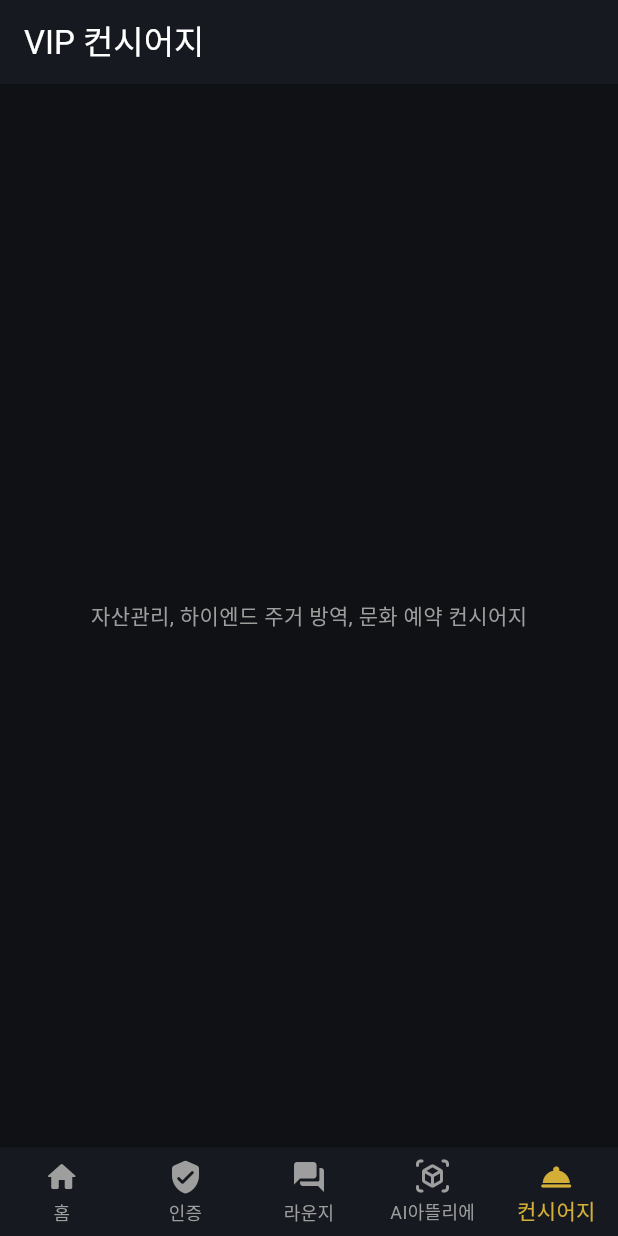
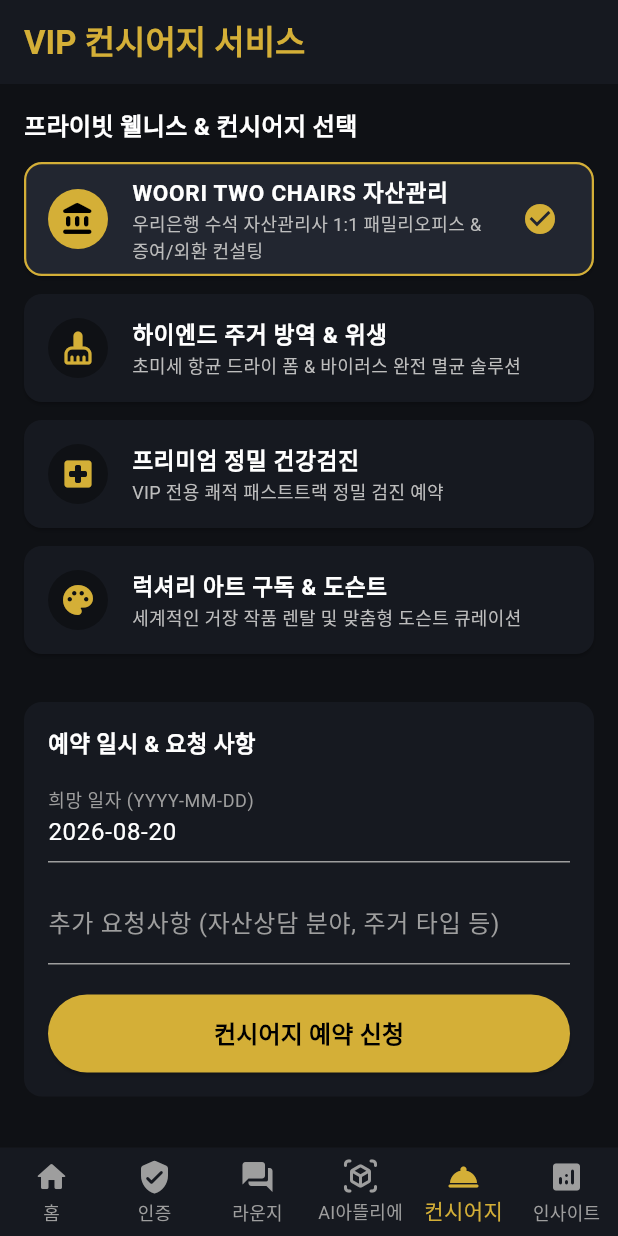
Before and after one commit to gomjunho/aratel, a Flutter app: the screen it shows after launch, item 5 of the bottom bar chosen, on a phone screen of 412 x 824 dp. Run offline on Flutter 3.47's test engine with Material 3 defaults, Android fonts, the phone set to English and light mode, and no system bars; accounts and stored records are empty; network calls fail.

Commit message:
🚀 feat: integrate Epics 2-5 screens into main navigation & add comprehensive E2E widget tests

```diff
--- a/mobile/lib/main.dart
+++ b/mobile/lib/main.dart
@@ -1,5 +1,10 @@
 import 'package:flutter/material.dart';
 import 'screens/verification_screen.dart';
+import 'screens/lounge_screen.dart';
+import 'screens/atelier_screen.dart';
+import 'screens/concierge_screen.dart';
+import 'screens/insights_screen.dart';
+import 'screens/ai_agent_dialogue_overlay.dart';
 
 void main() {
   runApp(const AratelApp());
@@ -46,7 +51,20 @@
     LoungeScreen(),
     AtelierScreen(),
     ConciergeScreen(),
+    InsightsScreen(),
   ];
+
+  void _openAiAgentOverlay() {
+    showModalBottomSheet(
+      context: context,
+      isScrollControlled: true,
+      backgroundColor: Colors.transparent,
+      builder: (ctx) => const FractionallySizedBox(
+        heightFactor: 0.75,
+        child: AiAgentDialogueOverlay(),
+      ),
+    );
+  }
 
   @override
   Widget build(BuildContext context) {
@@ -55,6 +73,15 @@
         index: _currentIndex,
         children: _screens,
       ),
+      floatingActionButton: _currentIndex == 0
+          ? FloatingActionButton.extended(
+              key: const Key('ai_agent_fab'),
+              backgroundColor: const Color(0xFFD4AF37),
+              onPressed: _openAiAgentOverlay,
+              icon: const Icon(Icons.smart_toy_outlined, color: Colors.black),
+              label: const Text('AI 에이전트', style: TextStyle(color: Colors.black, fontWeight: FontWeight.bold)),
+            )
+          : null,
       bottomNavigationBar: BottomNavigationBar(
         currentIndex: _currentIndex,
         onTap: (index) => setState(() => _currentIndex = index),
@@ -68,6 +95,7 @@
           BottomNavigationBarItem(icon: Icon(Icons.forum_rounded), label: '라운지'),
           BottomNavigationBarItem(icon: Icon(Icons.view_in_ar_rounded), label: 'AI아뜰리에'),
           BottomNavigationBarItem(icon: Icon(Icons.room_service_rounded), label: '컨시어지'),
+          BottomNavigationBarItem(icon: Icon(Icons.analytics_rounded), label: '인사이트'),
         ],
       ),
     );
@@ -93,7 +121,6 @@
         child: Column(
           crossAxisAlignment: CrossAxisAlignment.start,
           children: [
-              // Banner / Card
             Container(
               padding: const EdgeInsets.all(20),
               decoration: BoxDecoration(
@@ -166,39 +193,3 @@
     );
   }
 }
-
-class LoungeScreen extends StatelessWidget {
-  const LoungeScreen({super.key});
-
-  @override
-  Widget build(BuildContext context) {
-    return Scaffold(
-      appBar: AppBar(title: const Text('하이엔드 암호화 라운지'), backgroundColor: const Color(0xFF161920)),
-      body: const Center(child: Text('검증된 실소유주 전용 24시간 익명 소통 라운지', style: TextStyle(color: Colors.grey))),
-    );
-  }
-}
-
-class AtelierScreen extends StatelessWidget {
-  const AtelierScreen({super.key});
-
-  @override
-  Widget build(BuildContext context) {
-    return Scaffold(
-      appBar: AppBar(title: const Text('AI 아뜰리에 (3D 인테리어)'), backgroundColor: const Color(0xFF161920)),
-      body: const Center(child: Text('평면도 기반 수입 리빙 브랜드 가상 배치 & 클럽 딜', style: TextStyle(color: Colors.grey))),
-    );
-  }
-}
-
-class ConciergeScreen extends StatelessWidget {
-  const ConciergeScreen({super.key});
-
-  @override
-  Widget build(BuildContext context) {
-    return Scaffold(
-      appBar: AppBar(title: const Text('VIP 컨시어지'), backgroundColor: const Color(0xFF161920)),
-      body: const Center(child: Text('자산관리, 하이엔드 주거 방역, 문화 예약 컨시어지', style: TextStyle(color: Colors.grey))),
-    );
-  }
-}
```
Also changed, not shown: 1 other file. Lines whose indentation alone changed are shown as unchanged.
